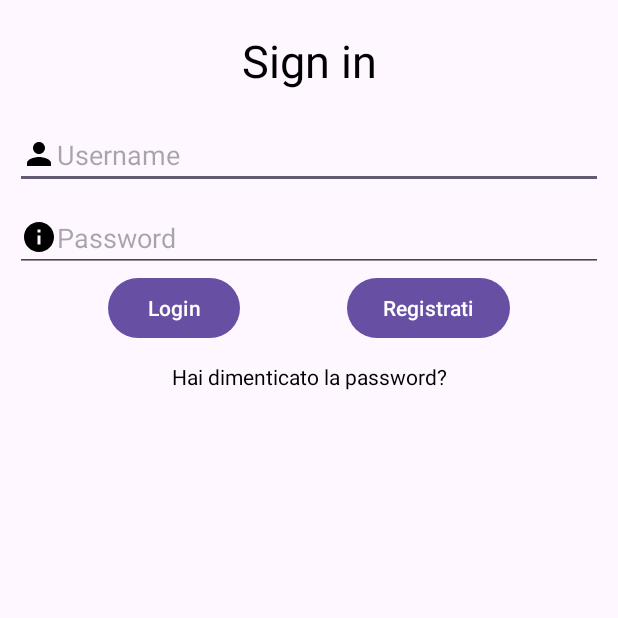
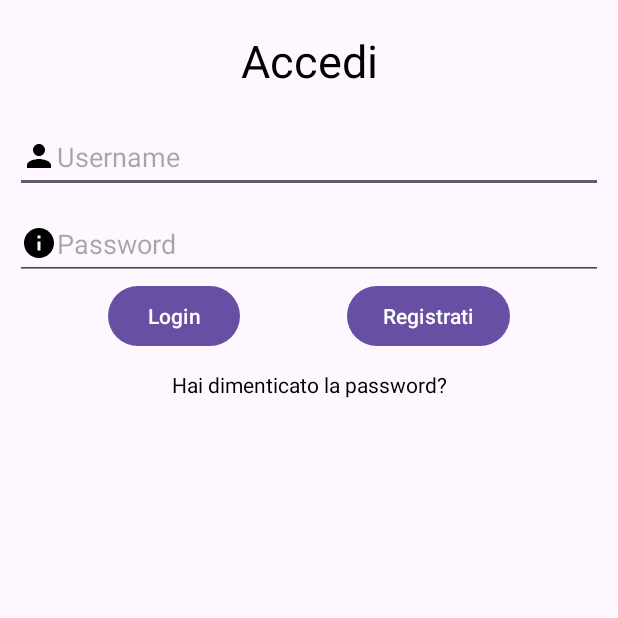
Before and after one commit to Fabio0189/HotelHub, an Android app: the screen it shows after launch (MainActivity), on a phone screen of 412 x 824 dp, the top half of it. Run offline under Robolectric (Android 15) with nearby library versions, the phone set to English and light mode, and no system bars.

Commit message:
siamo i MEGLIORI

```diff
--- /dev/null
+++ b/app/src/main/res/drawable/baseline_bed_24.xml
@@ -0,0 +1,5 @@
+<vector android:height="24dp" android:tint="#000000"
+    android:viewportHeight="24" android:viewportWidth="24"
+    android:width="24dp" xmlns:android="http://schemas.android.com/apk/res/android">
+    <path android:fillColor="@android:color/white" android:pathData="M21,10.78V8c0,-1.65 -1.35,-3 -3,-3h-4c-0.77,0 -1.47,0.3 -2,0.78C11.47,5.3 10.77,5 10,5H6C4.35,5 3,6.35 3,8v2.78C2.39,11.33 2,12.12 2,13v6h2v-2h16v2h2v-6C22,12.12 21.61,11.33 21,10.78zM14,7h4c0.55,0 1,0.45 1,1v2h-6V8C13,7.45 13.45,7 14,7zM5,8c0,-0.55 0.45,-1 1,-1h4c0.55,0 1,0.45 1,1v2H5V8zM4,15v-2c0,-0.55 0.45,-1 1,-1h14c0.55,0 1,0.45 1,1v2H4z"/>
+</vector>
--- a/app/src/main/res/layout/activity_main.xml
+++ b/app/src/main/res/layout/activity_main.xml
@@ -10,7 +10,7 @@
      android:id="@+id/singin"
      android:layout_width="match_parent"
      android:layout_height="wrap_content"
-     android:text="Sign in"
+     android:text="Accedi"
      android:textSize="30dp"
      android:gravity="center"
      android:textColor="@color/black"
@@ -21,27 +21,31 @@
      android:id="@+id/Username"
      android:layout_width="match_parent"
      android:layout_height="wrap_content"
+     android:layout_marginLeft="10dp"
+     android:layout_marginTop="20dp"
+     android:layout_marginRight="10dp"
+     android:drawableLeft="@drawable/baseline_person_24"
+     android:hint="Username"
+     android:inputType="text"
+     android:minHeight="48dp"
      android:textColor="@color/black"
-     android:hint="Username"
-     android:layout_marginTop="20dp"
-     android:layout_marginLeft="10dp"
-     android:layout_marginRight="10dp"
-     app:layout_constraintTop_toBottomOf="@+id/singin"
+     app:layout_constraintEnd_toEndOf="parent"
      app:layout_constraintStart_toStartOf="parent"
-     app:layout_constraintEnd_toEndOf="parent"
-     android:drawableLeft="@drawable/baseline_person_24" />
+     app:layout_constraintTop_toBottomOf="@+id/singin" /> <!-- inputType added -->
 
  <EditText
      android:id="@+id/password"
      android:layout_width="match_parent"
      android:layout_height="wrap_content"
+     android:layout_margin="10dp"
+     android:drawableLeft="@drawable/baseline_info_24"
+     android:hint="Password"
+     android:inputType="textPassword"
+     android:minHeight="48dp"
      android:textColor="@color/black"
-     android:hint="Password"
-     android:layout_margin="10dp"
-     app:layout_constraintTop_toBottomOf="@+id/Username"
+     app:layout_constraintEnd_toEndOf="parent"
      app:layout_constraintStart_toStartOf="parent"
-     app:layout_constraintEnd_toEndOf="parent"
-     android:drawableLeft="@drawable/baseline_info_24" />
+     app:layout_constraintTop_toBottomOf="@+id/Username" /> <!-- inputType added -->
 
  <Button
      android:id="@+id/loginButton"
@@ -71,6 +75,4 @@
      app:layout_constraintStart_toStartOf="parent"
      app:layout_constraintTop_toBottomOf="@+id/password"
      android:layout_marginVertical="60dp"/>
-
-
 </androidx.constraintlayout.widget.ConstraintLayout>
--- a/app/src/main/res/menu/navigation_menu.xml
+++ b/app/src/main/res/menu/navigation_menu.xml
@@ -17,7 +17,7 @@
         />
     <item
         android:id="@+id/menuPrenotazione"
-        android:icon="@drawable/baseline_language_24"
+        android:icon="@drawable/baseline_bed_24"
         android:title="@string/prenota"
         />
 
```
